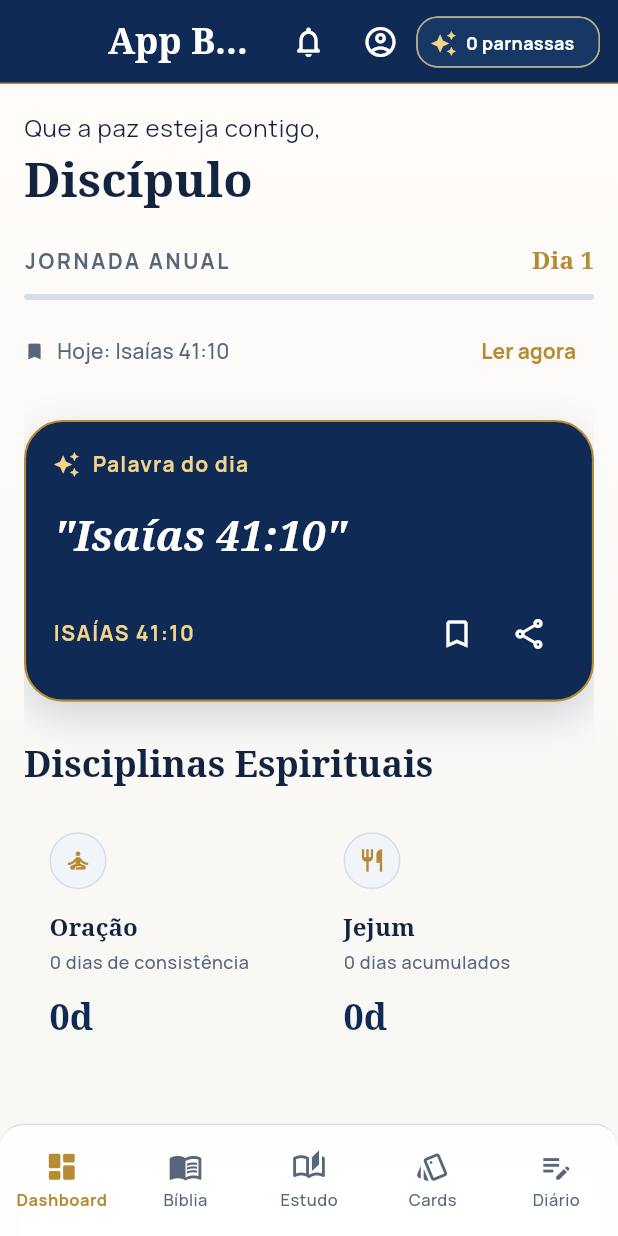
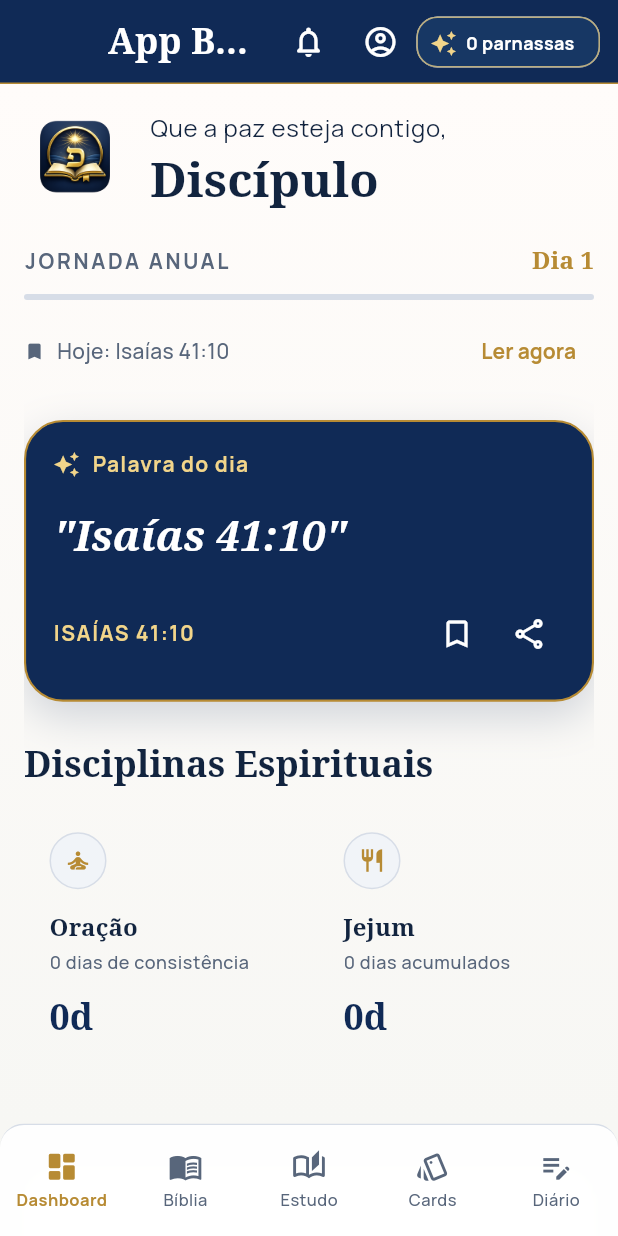
Before and after one commit to andreyquadros/appbibliaparnassa, a Flutter app: the screen it shows once a user with an empty profile is signed in, on a phone screen of 412 x 824 dp. Run offline on Flutter 3.47's test engine with Material 3 defaults, Android fonts, the phone set to English and light mode, and no system bars; our stand-ins replace cloud_firestore, cloud_functions, firebase_analytics, firebase_auth, firebase_core, firebase_messaging and 9 more; accounts and stored records are empty; network calls fail.

Commit message:
feat: add app logo to dashboard greeting

```diff
--- a/lib/features/dashboard/presentation/dashboard_page.dart
+++ b/lib/features/dashboard/presentation/dashboard_page.dart
@@ -3,6 +3,7 @@ import 'package:flutter/material.dart';
 import 'package:palavra_viva/core/constants/app_colors.dart';
 import 'package:palavra_viva/core/constants/app_strings.dart';
 import 'package:palavra_viva/core/services/bible_api_service.dart';
+import 'package:palavra_viva/shared/branding/palavra_viva_logo.dart';
 import 'package:palavra_viva/shared/widgets/main_bottom_nav_bar.dart';
 import 'package:palavra_viva/shared/widgets/manadas_balance_chip.dart';
 import 'package:palavra_viva/shared/widgets/pv_scaffold.dart';
@@ -127,6 +128,15 @@ class _DashboardPageState extends State<DashboardPage> {
       ),
       body: ListView(
         children: [
+          Row(
+            crossAxisAlignment: CrossAxisAlignment.center,
+            children: [
+              const PalavraVivaLogo(showTitle: false, size: 68),
+              const SizedBox(width: 16),
+              Expanded(
+                child: Column(
+                  crossAxisAlignment: CrossAxisAlignment.start,
+                  children: [
                     Text(
                       'Que a paz esteja contigo,',
                       style: Theme.of(context).textTheme.bodyLarge,
@@ -135,6 +145,11 @@ class _DashboardPageState extends State<DashboardPage> {
                     Text(
                       widget.userName,
                       style: Theme.of(context).textTheme.headlineLarge,
+                    ),
+                  ],
+                ),
+              ),
+            ],
           ),
           const SizedBox(height: 22),
           _SectionLabel(title: 'Jornada Anual', trailing: 'Dia $readingDay'),
```
Lines whose indentation alone changed are shown as unchanged.
